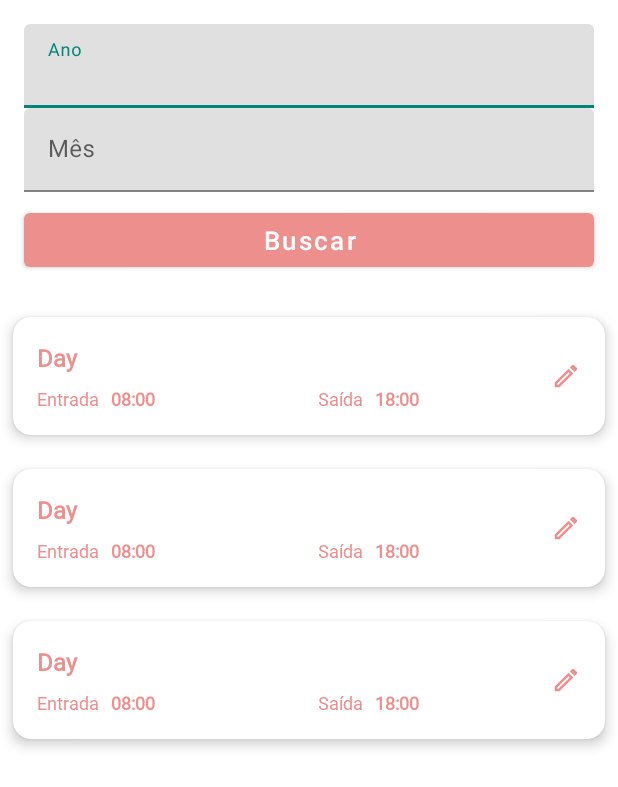
After one commit to thiagoalexb/clockin, an Android app: the layout fragment_report.xml on its own in the app's theme, with its tools: preview values and no code run, on a phone screen of 412 x 824 dp. The commit adds this screen. Shown: the top 787 px of the screen. Run offline under Robolectric (Android 15) with nearby library versions, the phone set to English and light mode, and no system bars.

Commit message:
Adicionando tela de report

```diff
--- a/app/src/main/java/com/thiagoalexb/dev/clockin/di/main/MainFragmentBuilderModule.java
+++ b/app/src/main/java/com/thiagoalexb/dev/clockin/di/main/MainFragmentBuilderModule.java
@@ -2,6 +2,7 @@ package com.thiagoalexb.dev.clockin.di.main;
 
 import com.thiagoalexb.dev.clockin.ui.address.AddressFragment;
 import com.thiagoalexb.dev.clockin.ui.main.MainFragment;
+import com.thiagoalexb.dev.clockin.ui.report.ReportFragment;
 import com.thiagoalexb.dev.clockin.ui.schedule.EditScheduleFragment;
 
 import dagger.Module;
@@ -18,4 +19,7 @@ public abstract class MainFragmentBuilderModule {
 
     @ContributesAndroidInjector
     abstract EditScheduleFragment constributeEditScheduleFragment();
+
+    @ContributesAndroidInjector
+    abstract ReportFragment constributeReportFragment();
 }
--- a/app/src/main/java/com/thiagoalexb/dev/clockin/di/main/MainViewModelsModule.java
+++ b/app/src/main/java/com/thiagoalexb/dev/clockin/di/main/MainViewModelsModule.java
@@ -5,6 +5,7 @@ import androidx.lifecycle.ViewModel;
 import com.thiagoalexb.dev.clockin.di.viewmodels.ViewModelKey;
 import com.thiagoalexb.dev.clockin.ui.address.AddressViewModel;
 import com.thiagoalexb.dev.clockin.ui.main.MainViewModel;
+import com.thiagoalexb.dev.clockin.ui.report.ReportViewModel;
 import com.thiagoalexb.dev.clockin.ui.schedule.EditScheduleViewModel;
 
 import dagger.Binds;
@@ -28,4 +29,9 @@ public abstract class MainViewModelsModule {
     @IntoMap
     @ViewModelKey(EditScheduleViewModel.class)
     public abstract ViewModel bindEditScheduleViewModel(EditScheduleViewModel viewModel);
+
+    @Binds
+    @IntoMap
+    @ViewModelKey(ReportViewModel.class)
+    public abstract ViewModel bindReportViewModel(ReportViewModel viewModel);
 }
--- a/app/src/main/java/com/thiagoalexb/dev/clockin/ui/main/MainFragment.java
+++ b/app/src/main/java/com/thiagoalexb/dev/clockin/ui/main/MainFragment.java
@@ -99,6 +99,7 @@ public class MainFragment extends BaseFragment {
                 navigateToAddress(getView());
                 return true;
             case R.id.reports_menu_item:
+                navigateToReport(getView());
                 return true;
             default:
                 return super.onOptionsItemSelected(item);
@@ -122,6 +123,10 @@ public class MainFragment extends BaseFragment {
 
     private void navigateToAddress(View view) {
         Navigation.findNavController(view).navigate(R.id.action_mainFragment_to_addressFragment);
+    }
+
+    private void navigateToReport(View view) {
+        Navigation.findNavController(view).navigate(R.id.action_mainFragment_to_reportFragment);
     }
 
     private void createDialogLocationNotification(){
--- a/app/src/main/java/com/thiagoalexb/dev/clockin/ui/schedule/EditScheduleViewModel.java
+++ b/app/src/main/java/com/thiagoalexb/dev/clockin/ui/schedule/EditScheduleViewModel.java
@@ -55,7 +55,7 @@ public class EditScheduleViewModel extends ViewModel {
         return scheduleResource;
     }
 
-    public LiveData<Schedule> getSchedule(){
+    public LiveData<Schedule> getSchedule() {
         return schedule;
     }
 
--- a/app/src/main/res/layout/fragment_address.xml
+++ b/app/src/main/res/layout/fragment_address.xml
@@ -123,7 +123,7 @@
         </com.google.android.material.textfield.TextInputLayout>
 
         <com.google.android.material.button.MaterialButton
-            android:id="@+id/save_schedule_button"
+            android:id="@+id/search_button"
             style="@style/MaterialButtonStyle"
             android:layout_width="0dp"
             android:layout_height="wrap_content"
--- a/app/src/main/res/layout/fragment_edit_schedule.xml
+++ b/app/src/main/res/layout/fragment_edit_schedule.xml
@@ -68,7 +68,7 @@
                         android:id="@+id/entry_text_view"
                         android:layout_width="match_parent"
                         android:layout_height="wrap_content"
-                        android:text="@{Converters.dateToString(editScheduleViewModel.schedule.entryTime)}"
+                        android:text="@={Converters.dateToString(editScheduleViewModel.schedule.entryTime)}"
                         android:hint="@string/entry" />
                 </com.google.android.material.textfield.TextInputLayout>
 
@@ -82,7 +82,7 @@
                         android:id="@+id/departure_text_view"
                         android:layout_width="match_parent"
                         android:layout_height="wrap_content"
-                        android:text="@{Converters.dateToString(editScheduleViewModel.schedule.departureTime)}"
+                        android:text="@={Converters.dateToString(editScheduleViewModel.schedule.departureTime)}"
                         android:hint="@string/departure" />
                 </com.google.android.material.textfield.TextInputLayout>
             </LinearLayout>
@@ -91,7 +91,7 @@
         </androidx.cardview.widget.CardView>
 
         <com.google.android.material.button.MaterialButton
-            android:id="@+id/save_schedule_button"
+            android:id="@+id/search_button"
             style="@style/MaterialButtonStyle"
             android:layout_width="0dp"
             android:layout_height="wrap_content"
--- /dev/null
+++ b/app/src/main/res/layout/fragment_report.xml
@@ -0,0 +1,82 @@
+<?xml version="1.0" encoding="utf-8"?>
+<layout xmlns:android="http://schemas.android.com/apk/res/android"
+    xmlns:app="http://schemas.android.com/apk/res-auto"
+    xmlns:tools="http://schemas.android.com/tools">
+
+    <data>
+        <variable
+            name="reportViewModel"
+            type="com.thiagoalexb.dev.clockin.ui.report.ReportViewModel" />
+    </data>
+
+    <androidx.constraintlayout.widget.ConstraintLayout
+        android:layout_width="match_parent"
+        android:layout_height="match_parent">
+
+        <com.google.android.material.textfield.TextInputLayout
+            android:id="@+id/year_text_input_layout"
+            android:layout_width="match_parent"
+            android:layout_height="wrap_content"
+            android:paddingTop="@dimen/default_padding"
+            android:paddingStart="@dimen/default_padding"
+            android:paddingEnd="@dimen/default_padding"
+            app:layout_constraintEnd_toEndOf="parent"
+            app:layout_constraintStart_toStartOf="parent"
+            app:layout_constraintTop_toTopOf="parent">
+
+            <com.google.android.material.textfield.TextInputEditText
+                android:id="@+id/year_text_view"
+                android:layout_width="match_parent"
+                android:layout_height="wrap_content"
+                android:inputType="textAutoComplete"
+                android:hint="@string/year" />
+        </com.google.android.material.textfield.TextInputLayout>
+
+        <com.google.android.material.textfield.TextInputLayout
+            android:id="@+id/month_text_input_layout"
+            android:layout_width="match_parent"
+            android:layout_height="wrap_content"
+            android:paddingStart="@dimen/default_padding"
+            android:paddingEnd="@dimen/default_padding"
+            app:layout_constraintEnd_toEndOf="parent"
+            app:layout_constraintStart_toStartOf="parent"
+            app:layout_constraintTop_toBottomOf="@+id/year_text_input_layout">
+
+            <com.google.android.material.textfield.TextInputEditText
+                android:id="@+id/month_text_view"
+                android:layout_width="match_parent"
+                android:layout_height="wrap_content"
+                android:inputType="textAutoComplete"
+                android:hint="@string/month" />
+        </com.google.android.material.textfield.TextInputLayout>
+
+        <com.google.android.material.button.MaterialButton
+            android:id="@+id/search_button"
+            style="@style/MaterialButtonStyle"
+            android:layout_width="0dp"
+            android:layout_height="wrap_content"
+            android:text="@string/search"
+            android:textAllCaps="false"
+            android:textColor="@android:color/white"
+            android:textSize="17sp"
+            android:layout_marginTop="@dimen/half_margin"
+            android:layout_marginStart="@dimen/default_margin"
+            android:layout_marginEnd="@dimen/default_margin"
+            app:layout_constraintEnd_toEndOf="parent"
+            app:layout_constraintStart_toStartOf="parent"
+            app:layout_constraintTop_toBottomOf="@+id/month_text_input_layout"
+            app:layout_constraintBottom_toTopOf="@+id/schedules_recycler_view"/>
+
+        <androidx.recyclerview.widget.RecyclerView
+            android:id="@+id/schedules_recycler_view"
+            android:layout_width="0dp"
+            android:layout_height="0dp"
+            android:layout_marginTop="@dimen/default_margin"
+            app:layout_constraintBottom_toBottomOf="parent"
+            app:layout_constraintEnd_toEndOf="parent"
+            app:layout_constraintStart_toStartOf="parent"
+            app:layout_constraintTop_toBottomOf="@+id/search_button"
+            tools:listitem="@layout/item_schedule"/>
+
+    </androidx.constraintlayout.widget.ConstraintLayout>
+</layout>
--- a/app/src/main/res/layout/item_schedule.xml
+++ b/app/src/main/res/layout/item_schedule.xml
@@ -22,7 +22,7 @@
         <androidx.constraintlayout.widget.ConstraintLayout
             android:layout_width="match_parent"
             android:layout_height="match_parent"
-            android:layout_margin="@dimen/default_padding">
+            android:layout_margin="@dimen/default_margin">
 
             <TextView
                 android:id="@+id/day_text_view"
--- a/app/src/main/res/values/strings.xml
+++ b/app/src/main/res/values/strings.xml
@@ -24,4 +24,7 @@
     <!-- TODO: Remove or change this placeholder text -->
     <string name="hello_blank_fragment">Hello blank fragment</string>
     <string name="edit_schedule">Editar Horário</string>
+    <string name="year">Ano</string>
+    <string name="month">Mês</string>
+    <string name="search">Buscar</string>
 </resources>
```
Also changed, not shown: app/src/main/java/com/thiagoalexb/dev/clockin/ui/report/ReportFragment.java (added, +104 -0 lines), app/src/main/java/com/thiagoalexb/dev/clockin/ui/report/ReportViewModel.java (added, +13 -0 lines), app/src/main/java/com/thiagoalexb/dev/clockin/ui/schedule/EditScheduleFragment.java (+23 -9 lines), app/src/main/java/com/thiagoalexb/dev/clockin/util/Converters.java (+12 -2 lines), app/src/main/res/navigation/navigation.xml (+12 -0 lines).
